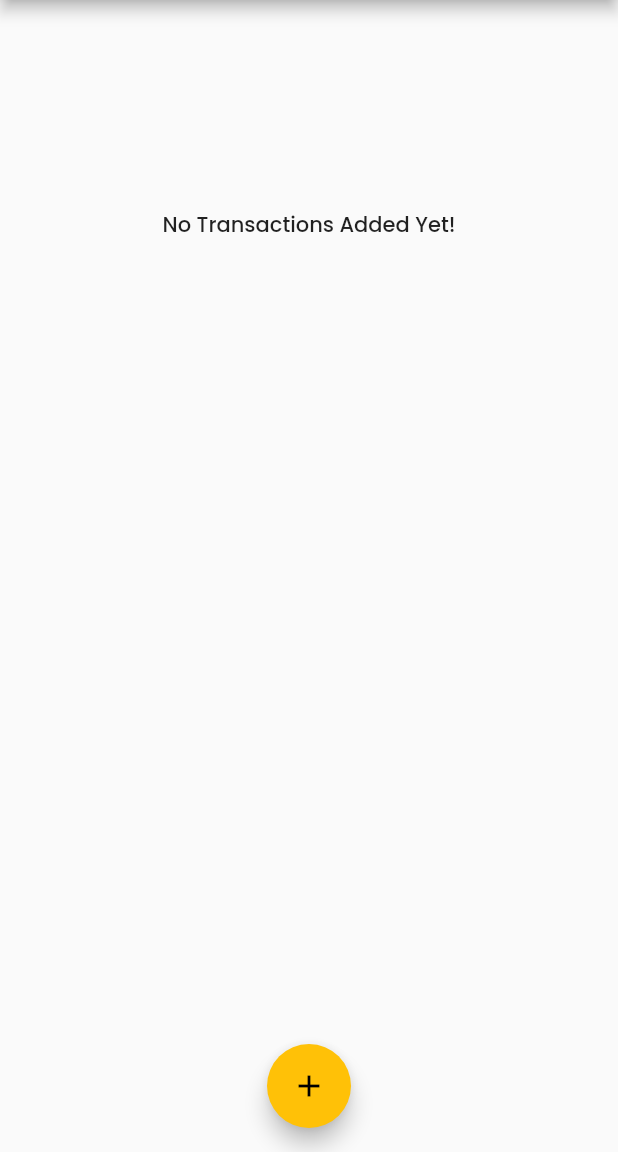
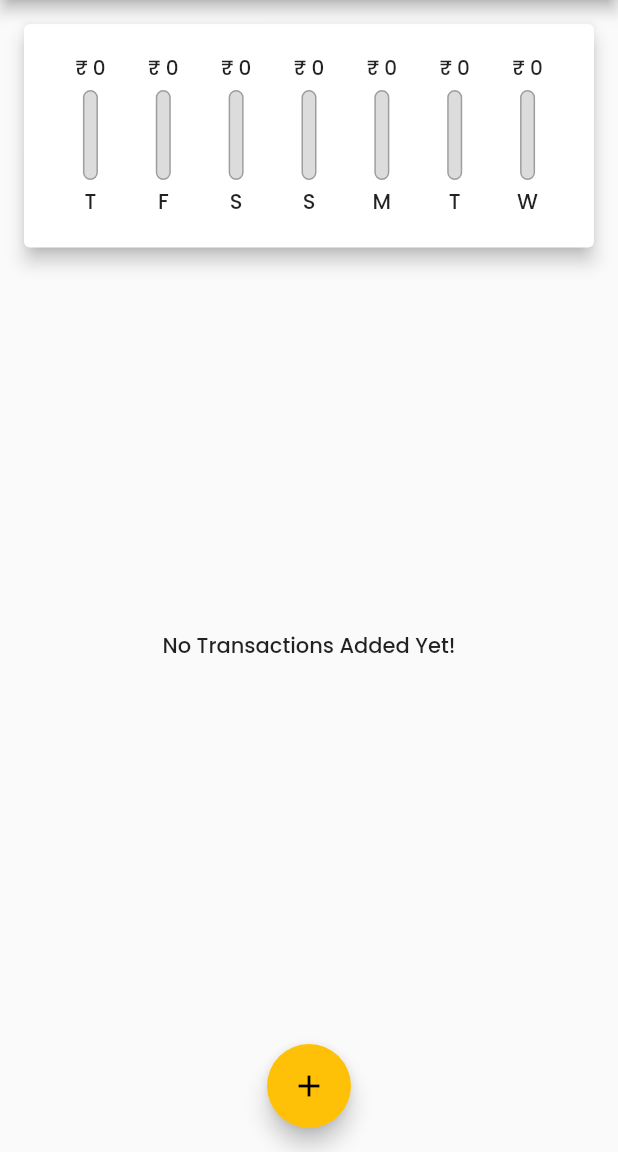
Before and after one commit to Yuvraj02/personal_expense, a Flutter app: the screen it shows after launch, on a phone screen of 412 x 824 dp, the part 84-1236 px from its top. Run offline on Flutter 3.47's test engine with Material 2 defaults, Android fonts, the phone set to English and light mode, and no system bars.

Commit message:
Bar Chart added, Date picker added, configuration changed to release version

```diff
--- a/lib/widgets/chart.dart
+++ b/lib/widgets/chart.dart
@@ -1,6 +1,7 @@
 import 'package:flutter/material.dart';
 import 'package:intl/intl.dart';
 import 'package:personal_expense/models/transaction.dart';
+import 'package:personal_expense/widgets/chart_bar.dart';
 
 class Chart extends StatelessWidget {
   List<Transaction> transaction;
@@ -20,12 +21,39 @@ class Chart extends StatelessWidget {
         }
       }
 
-      return {'day': DateFormat.E(weekDay), 'amount': totalSum};
+      return {
+        'day': DateFormat.E().format(weekDay).substring(0, 1),
+        'amount': totalSum
+      };
+    }).reversed.toList();
+  }
+
+  double get totalSpending {
+    return groupedTransactionValues.fold(0.0, (sum, item) {
+      return sum + (item['amount'] as double);
     });
   }
 
   @override
   Widget build(BuildContext context) {
-    return Container();
+    return Card(
+      margin: EdgeInsets.all(16),
+      elevation: 5,
+      child: Container(
+        margin: EdgeInsets.all(20),
+        child: Row(
+          mainAxisAlignment: MainAxisAlignment.spaceEvenly,
+          children: groupedTransactionValues.map((gtransactions) {
+            return Flexible(
+              fit: FlexFit.tight,
+              child: ChartBar(
+                  gtransactions['day'].toString(),
+                  double.parse(gtransactions['amount'].toString()),
+                  (totalSpending == 0.0 ? 0.0 : (gtransactions['amount'] as double) / totalSpending)),
+            );
+          }).toList(),
+        ),
+      ),
+    );
   }
 }
--- /dev/null
+++ b/lib/widgets/chart_bar.dart
@@ -0,0 +1,47 @@
+import 'package:flutter/material.dart';
+
+class ChartBar extends StatelessWidget {
+  final String label;
+  final double spendingAmount;
+  final double spendingPrcntOfTotal;
+
+  ChartBar(this.label, this.spendingAmount, this.spendingPrcntOfTotal);
+
+  @override
+  Widget build(BuildContext context) {
+    return Column(
+      children: [
+        Container(height: 20,child: FittedBox(child: Text("₹ ${spendingAmount.toStringAsFixed(0)}"))),
+        SizedBox(
+          height: 4,
+        ),
+        Container(
+          height: 60,
+          width: 10,
+          child: Stack(
+            children: [
+              Container(
+                decoration: BoxDecoration(
+                    border: Border.all(color: Colors.grey, width: 1.0),
+                    color: Color.fromRGBO(220, 220, 220, 1),
+                    borderRadius: BorderRadius.circular(10)),
+              ),
+              FractionallySizedBox(
+                heightFactor: spendingPrcntOfTotal,
+                child: Container(
+                  decoration: BoxDecoration(
+                      borderRadius: BorderRadius.circular(10),
+                      color: Theme.of(context).primaryColor),
+                ),
+              )
+            ],
+          ),
+        ),
+        SizedBox(
+          height: 4,
+        ),
+        Text(label)
+      ],
+    );
+  }
+}
```
Also changed, not shown: lib/main.dart (+11 -3 lines), lib/widgets/new_transaction.dart (+48 -10 lines), lib/widgets/transaction_list.dart (+47 -31 lines).
